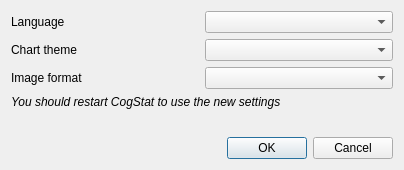
Old version of the form cogstat/ui/preferences.ui in the repository cogstat/cogstat.
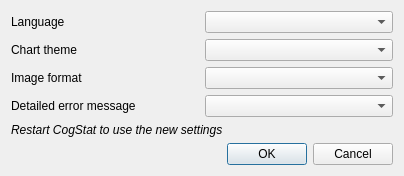
New version of the form.

Commit message: Option to display detailed error message

What changed in the file:
```diff
--- a/cogstat/ui/preferences.ui
+++ b/cogstat/ui/preferences.ui
@@ -14,42 +14,7 @@
    <string>Preferences</string>
   </property>
   <layout class="QGridLayout" name="gridLayout">
-   <item row="7" column="0" colspan="2">
-    <widget class="QDialogButtonBox" name="buttonBox">
-     <property name="orientation">
-      <enum>Qt::Horizontal</enum>
-     </property>
-     <property name="standardButtons">
-      <set>QDialogButtonBox::Cancel|QDialogButtonBox::Ok</set>
-     </property>
-    </widget>
-   </item>
-   <item row="2" column="1">
-    <widget class="QComboBox" name="image_combo_box"/>
-   </item>
-   <item row="3" column="0" colspan="2">
-    <widget class="QLabel" name="label_6">
-     <property name="font">
-      <font>
-       <italic>true</italic>
-      </font>
-     </property>
-     <property name="text">
-      <string>You should restart CogStat to use the new settings</string>
-     </property>
-    </widget>
-   </item>
-   <item row="0" column="0">
-    <widget class="QLabel" name="label">
-     <property name="text">
-      <string>Language</string>
-     </property>
-     <property name="buddy">
-      <cstring>langComboBox</cstring>
-     </property>
-    </widget>
-   </item>
-   <item row="1" column="0">
+   <item row="2" column="0">
     <widget class="QLabel" name="label_3">
      <property name="text">
       <string>Chart theme</string>
@@ -62,20 +27,7 @@
    <item row="0" column="1">
     <widget class="QComboBox" name="langComboBox"/>
    </item>
-   <item row="2" column="0">
-    <widget class="QLabel" name="label_5">
-     <property name="text">
-      <string>Image format</string>
-     </property>
-     <property name="buddy">
-      <cstring>image_combo_box</cstring>
-     </property>
-    </widget>
-   </item>
-   <item row="1" column="1">
-    <widget class="QComboBox" name="themeComboBox"/>
-   </item>
-   <item row="4" column="0">
+   <item row="6" column="0">
     <spacer name="verticalSpacer">
      <property name="orientation">
       <enum>Qt::Vertical</enum>
@@ -88,6 +40,67 @@
      </property>
     </spacer>
    </item>
+   <item row="10" column="0" colspan="2">
+    <widget class="QDialogButtonBox" name="buttonBox">
+     <property name="orientation">
+      <enum>Qt::Horizontal</enum>
+     </property>
+     <property name="standardButtons">
+      <set>QDialogButtonBox::Cancel|QDialogButtonBox::Ok</set>
+     </property>
+    </widget>
+   </item>
+   <item row="2" column="1">
+    <widget class="QComboBox" name="themeComboBox"/>
+   </item>
+   <item row="4" column="0">
+    <widget class="QLabel" name="label_2">
+     <property name="text">
+      <string>Detailed error message</string>
+     </property>
+    </widget>
+   </item>
+   <item row="3" column="0">
+    <widget class="QLabel" name="label_5">
+     <property name="text">
+      <string>Image format</string>
+     </property>
+     <property name="buddy">
+      <cstring>image_combo_box</cstring>
+     </property>
+    </widget>
+   </item>
+   <item row="3" column="1">
+    <widget class="QComboBox" name="image_combo_box"/>
+   </item>
+   <item row="0" column="0">
+    <widget class="QLabel" name="label">
+     <property name="text">
+      <string>Language</string>
+     </property>
+     <property name="buddy">
+      <cstring>langComboBox</cstring>
+     </property>
+    </widget>
+   </item>
+   <item row="4" column="1">
+    <widget class="QComboBox" name="error_combo_box"/>
+   </item>
+   <item row="9" column="0" colspan="2">
+    <widget class="QLabel" name="label_6">
+     <property name="font">
+      <font>
+       <italic>true</italic>
+      </font>
+     </property>
+     <property name="text">
+      <string>Restart CogStat to use the new settings</string>
+     </property>
+     <property name="alignment">
+      <set>Qt::AlignLeading|Qt::AlignLeft|Qt::AlignVCenter</set>
+     </property>
+    </widget>
+   </item>
   </layout>
  </widget>
  <resources/>
```
The commit also changes 5 other files.
